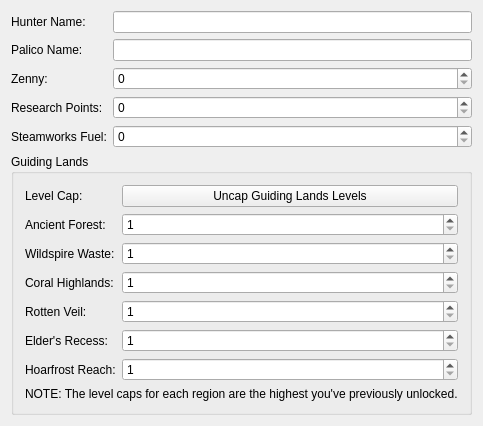
EnderHDMC/MHWISaveEditor, file gui/info/hunterinfo.ui: the form before one commit.
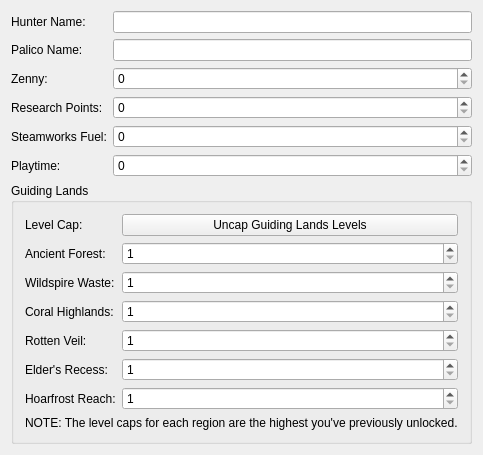
The form after the commit.

What changed in the file:
```diff
--- a/gui/info/hunterinfo.ui
+++ b/gui/info/hunterinfo.ui
@@ -6,8 +6,8 @@
    <rect>
     <x>0</x>
     <y>0</y>
-    <width>400</width>
-    <height>408</height>
+    <width>460</width>
+    <height>436</height>
    </rect>
   </property>
   <property name="windowTitle">
@@ -111,7 +111,26 @@
      </property>
     </widget>
    </item>
-   <item row="5" column="0" colspan="2">
+   <item row="5" column="1">
+    <widget class="QDoubleSpinBox" name="spnPlaytime">
+     <property name="accelerated">
+      <bool>true</bool>
+     </property>
+     <property name="decimals">
+      <number>0</number>
+     </property>
+     <property name="minimum">
+      <double>0.000000000000000</double>
+     </property>
+     <property name="maximum">
+      <double>4294967295.000000000000000</double>
+     </property>
+     <property name="singleStep">
+      <double>3600.000000000000000</double>
+     </property>
+    </widget>
+   </item>
+   <item row="6" column="0" colspan="2">
     <widget class="QGroupBox" name="grpGuidingLands">
      <property name="sizePolicy">
       <sizepolicy hsizetype="Preferred" vsizetype="Expanding">
@@ -249,6 +268,13 @@
      </layout>
     </widget>
    </item>
+   <item row="5" column="0">
+    <widget class="QLabel" name="lblPlaytime">
+     <property name="text">
+      <string>Playtime:</string>
+     </property>
+    </widget>
+   </item>
   </layout>
  </widget>
  <layoutdefault spacing="6" margin="11"/>
```
Left out of the diff: 17 changed lines with no effect on the pictures.
